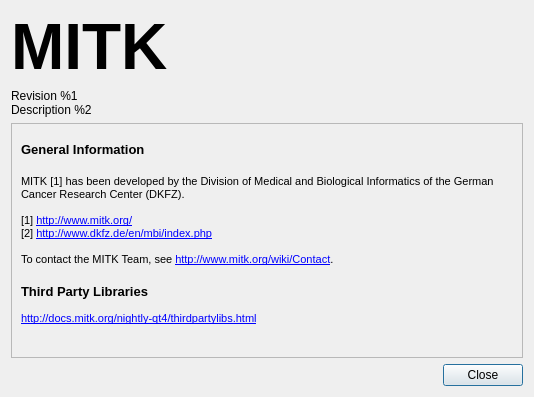
This is Modules/QmitkExt/QmitkAboutDialog/QmitkAboutDialogGUI.ui in MITK/MITK as Qt 5 draws it before an edit. The edited form follows.
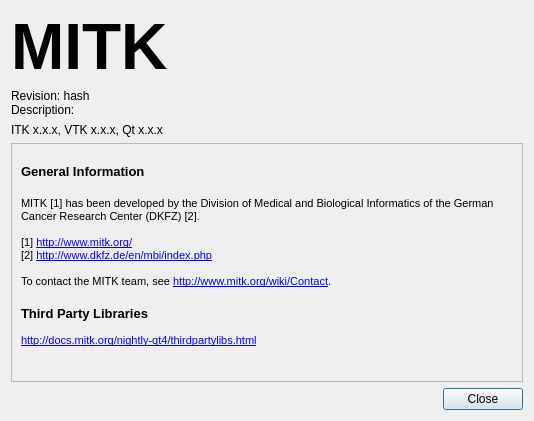
This is the edited form. Icons and pictures are not drawn.

Commit message: ITK, VTK, and Qt versions are shown in about dialog.

```diff
--- a/Modules/QmitkExt/QmitkAboutDialog/QmitkAboutDialogGUI.ui
+++ b/Modules/QmitkExt/QmitkAboutDialog/QmitkAboutDialogGUI.ui
@@ -7,7 +7,7 @@
     <x>0</x>
     <y>0</y>
     <width>534</width>
-    <height>397</height>
+    <height>421</height>
    </rect>
   </property>
   <property name="windowTitle">
@@ -54,14 +54,21 @@
           </sizepolicy>
          </property>
          <property name="text">
-          <string>Revision %1
-Description %2</string>
+          <string>Revision: hash
+Description:</string>
          </property>
          <property name="alignment">
           <set>Qt::AlignLeading|Qt::AlignLeft|Qt::AlignTop</set>
          </property>
         </widget>
        </item>
+       <item>
+        <widget class="QLabel" name="m_ToolkitVersionsLabel">
+         <property name="text">
+          <string>ITK x.x.x, VTK x.x.x, Qt x.x.x</string>
+         </property>
+        </widget>
+       </item>
       </layout>
      </item>
      <item>
@@ -114,9 +121,9 @@
       <property name="geometry">
        <rect>
         <x>0</x>
-        <y>-51</y>
-        <width>496</width>
-        <height>375</height>
+        <y>0</y>
+        <width>514</width>
+        <height>236</height>
        </rect>
       </property>
       <layout class="QGridLayout" name="gridLayout">
@@ -126,20 +133,20 @@
           <string>&lt;!DOCTYPE HTML PUBLIC &quot;-//W3C//DTD HTML 4.0//EN&quot; &quot;http://www.w3.org/TR/REC-html40/strict.dtd&quot;&gt;
 &lt;html&gt;&lt;head&gt;&lt;meta name=&quot;qrichtext&quot; content=&quot;1&quot; /&gt;&lt;style type=&quot;text/css&quot;&gt;
 p, li { white-space: pre-wrap; }
-&lt;/style&gt;&lt;/head&gt;&lt;body style=&quot; font-family:'Ubuntu'; font-size:11pt; font-weight:400; font-style:normal;&quot;&gt;
-&lt;p style=&quot; margin-top:0px; margin-bottom:0px; margin-left:0px; margin-right:0px; -qt-block-indent:0; text-indent:0px;&quot;&gt;&lt;span style=&quot; font-size:10pt; font-weight:600;&quot;&gt;General Information&lt;/span&gt;&lt;/p&gt;
+&lt;/style&gt;&lt;/head&gt;&lt;body style=&quot; font-family:'MS Shell Dlg 2'; font-size:8pt; font-weight:400; font-style:normal;&quot;&gt;
+&lt;p style=&quot; margin-top:0px; margin-bottom:0px; margin-left:0px; margin-right:0px; -qt-block-indent:0; text-indent:0px;&quot;&gt;&lt;span style=&quot; font-family:'Ubuntu'; font-size:10pt; font-weight:600;&quot;&gt;General Information&lt;/span&gt;&lt;/p&gt;
+&lt;p style=&quot;-qt-paragraph-type:empty; margin-top:0px; margin-bottom:0px; margin-left:0px; margin-right:0px; -qt-block-indent:0; text-indent:0px; font-family:'Ubuntu'; font-size:11pt;&quot;&gt;&lt;br /&gt;&lt;/p&gt;
+&lt;p style=&quot; margin-top:0px; margin-bottom:0px; margin-left:0px; margin-right:0px; -qt-block-indent:0; text-indent:0px;&quot;&gt;MITK [1] has been developed by the Division of Medical and Biological Informatics of the German Cancer Research Center (DKFZ) [2].&lt;/p&gt;
 &lt;p style=&quot;-qt-paragraph-type:empty; margin-top:0px; margin-bottom:0px; margin-left:0px; margin-right:0px; -qt-block-indent:0; text-indent:0px;&quot;&gt;&lt;br /&gt;&lt;/p&gt;
-&lt;p style=&quot; margin-top:0px; margin-bottom:0px; margin-left:0px; margin-right:0px; -qt-block-indent:0; text-indent:0px;&quot;&gt;&lt;span style=&quot; font-family:'MS Shell Dlg 2'; font-size:8pt;&quot;&gt;MITK [1] has been developed by the Division of Medical and Biological Informatics of the German Cancer Research Center (DKFZ).&lt;/span&gt;&lt;/p&gt;
-&lt;p style=&quot;-qt-paragraph-type:empty; margin-top:0px; margin-bottom:0px; margin-left:0px; margin-right:0px; -qt-block-indent:0; text-indent:0px; font-family:'MS Shell Dlg 2'; font-size:8pt;&quot;&gt;&lt;br /&gt;&lt;/p&gt;
-&lt;p style=&quot; margin-top:0px; margin-bottom:0px; margin-left:0px; margin-right:0px; -qt-block-indent:0; text-indent:0px;&quot;&gt;&lt;span style=&quot; font-family:'MS Shell Dlg 2'; font-size:8pt;&quot;&gt;[1] &lt;/span&gt;&lt;a href=&quot;http://www.mitk.org/&quot;&gt;&lt;span style=&quot; font-family:'MS Shell Dlg 2'; font-size:8pt; text-decoration: underline; color:#0000ff;&quot;&gt;http://www.mitk.org/&lt;/span&gt;&lt;/a&gt;&lt;/p&gt;
-&lt;p style=&quot; margin-top:0px; margin-bottom:0px; margin-left:0px; margin-right:0px; -qt-block-indent:0; text-indent:0px;&quot;&gt;&lt;span style=&quot; font-family:'MS Shell Dlg 2'; font-size:8pt;&quot;&gt;[2] &lt;/span&gt;&lt;a href=&quot;http://www.dkfz.de/en/mbi/index.php&quot;&gt;&lt;span style=&quot; font-family:'MS Shell Dlg 2'; font-size:8pt; text-decoration: underline; color:#0000ff;&quot;&gt;http://www.dkfz.de/en/mbi/index.php&lt;/span&gt;&lt;/a&gt;&lt;/p&gt;
-&lt;p style=&quot;-qt-paragraph-type:empty; margin-top:0px; margin-bottom:0px; margin-left:0px; margin-right:0px; -qt-block-indent:0; text-indent:0px; font-family:'MS Shell Dlg 2'; font-size:8pt;&quot;&gt;&lt;br /&gt;&lt;/p&gt;
-&lt;p style=&quot; margin-top:0px; margin-bottom:0px; margin-left:0px; margin-right:0px; -qt-block-indent:0; text-indent:0px;&quot;&gt;&lt;span style=&quot; font-family:'MS Shell Dlg 2'; font-size:8pt;&quot;&gt;To contact the MITK Team, see &lt;/span&gt;&lt;a href=&quot;http://www.mitk.org/wiki/Contact&quot;&gt;&lt;span style=&quot; font-family:'MS Shell Dlg 2'; font-size:8pt; text-decoration: underline; color:#0000ff;&quot;&gt;http://www.mitk.org/wiki/Contact&lt;/span&gt;&lt;/a&gt;&lt;span style=&quot; font-family:'MS Shell Dlg 2'; font-size:8pt;&quot;&gt;.&lt;/span&gt;&lt;/p&gt;
+&lt;p style=&quot; margin-top:0px; margin-bottom:0px; margin-left:0px; margin-right:0px; -qt-block-indent:0; text-indent:0px;&quot;&gt;[1] &lt;a href=&quot;http://www.mitk.org/&quot;&gt;&lt;span style=&quot; text-decoration: underline; color:#0000ff;&quot;&gt;http://www.mitk.org/&lt;/span&gt;&lt;/a&gt;&lt;/p&gt;
+&lt;p style=&quot; margin-top:0px; margin-bottom:0px; margin-left:0px; margin-right:0px; -qt-block-indent:0; text-indent:0px;&quot;&gt;[2] &lt;a href=&quot;http://www.dkfz.de/en/mbi/index.php&quot;&gt;&lt;span style=&quot; text-decoration: underline; color:#0000ff;&quot;&gt;http://www.dkfz.de/en/mbi/index.php&lt;/span&gt;&lt;/a&gt;&lt;/p&gt;
 &lt;p style=&quot;-qt-paragraph-type:empty; margin-top:0px; margin-bottom:0px; margin-left:0px; margin-right:0px; -qt-block-indent:0; text-indent:0px;&quot;&gt;&lt;br /&gt;&lt;/p&gt;
-&lt;p style=&quot; margin-top:0px; margin-bottom:0px; margin-left:0px; margin-right:0px; -qt-block-indent:0; text-indent:0px;&quot;&gt;&lt;span style=&quot; font-family:'MS Shell Dlg 2'; font-size:10pt; font-weight:600;&quot;&gt;Third Party Libraries&lt;/span&gt;&lt;/p&gt;
-&lt;p style=&quot;-qt-paragraph-type:empty; margin-top:0px; margin-bottom:0px; margin-left:0px; margin-right:0px; -qt-block-indent:0; text-indent:0px; font-family:'MS Shell Dlg 2'; font-size:8pt;&quot;&gt;&lt;br /&gt;&lt;/p&gt;
-&lt;p style=&quot; margin-top:0px; margin-bottom:0px; margin-left:0px; margin-right:0px; -qt-block-indent:0; text-indent:0px;&quot;&gt;&lt;a href=&quot;http://docs.mitk.org/nightly-qt4/thirdpartylibs.html&quot;&gt;&lt;span style=&quot; font-family:'MS Shell Dlg 2'; font-size:8pt; text-decoration: underline; color:#0000ff;&quot;&gt;http://docs.mitk.org/nightly-qt4/thirdpartylibs.html&lt;/span&gt;&lt;/a&gt;&lt;/p&gt;
-&lt;p style=&quot;-qt-paragraph-type:empty; margin-top:0px; margin-bottom:0px; margin-left:0px; margin-right:0px; -qt-block-indent:0; text-indent:0px; font-family:'MS Shell Dlg 2'; font-size:8pt; text-decoration: underline; color:#0000ff;&quot;&gt;&lt;br /&gt;&lt;/p&gt;&lt;/body&gt;&lt;/html&gt;</string>
+&lt;p style=&quot; margin-top:0px; margin-bottom:0px; margin-left:0px; margin-right:0px; -qt-block-indent:0; text-indent:0px;&quot;&gt;To contact the MITK team, see &lt;a href=&quot;http://www.mitk.org/wiki/Contact&quot;&gt;&lt;span style=&quot; text-decoration: underline; color:#0000ff;&quot;&gt;http://www.mitk.org/wiki/Contact&lt;/span&gt;&lt;/a&gt;.&lt;/p&gt;
+&lt;p style=&quot;-qt-paragraph-type:empty; margin-top:0px; margin-bottom:0px; margin-left:0px; margin-right:0px; -qt-block-indent:0; text-indent:0px; font-family:'Ubuntu'; font-size:11pt;&quot;&gt;&lt;br /&gt;&lt;/p&gt;
+&lt;p style=&quot; margin-top:0px; margin-bottom:0px; margin-left:0px; margin-right:0px; -qt-block-indent:0; text-indent:0px;&quot;&gt;&lt;span style=&quot; font-size:10pt; font-weight:600;&quot;&gt;Third Party Libraries&lt;/span&gt;&lt;/p&gt;
+&lt;p style=&quot;-qt-paragraph-type:empty; margin-top:0px; margin-bottom:0px; margin-left:0px; margin-right:0px; -qt-block-indent:0; text-indent:0px;&quot;&gt;&lt;br /&gt;&lt;/p&gt;
+&lt;p style=&quot; margin-top:0px; margin-bottom:0px; margin-left:0px; margin-right:0px; -qt-block-indent:0; text-indent:0px;&quot;&gt;&lt;a href=&quot;http://docs.mitk.org/nightly-qt4/thirdpartylibs.html&quot;&gt;&lt;span style=&quot; text-decoration: underline; color:#0000ff;&quot;&gt;http://docs.mitk.org/nightly-qt4/thirdpartylibs.html&lt;/span&gt;&lt;/a&gt;&lt;/p&gt;
+&lt;p style=&quot;-qt-paragraph-type:empty; margin-top:0px; margin-bottom:0px; margin-left:0px; margin-right:0px; -qt-block-indent:0; text-indent:0px; text-decoration: underline; color:#0000ff;&quot;&gt;&lt;br /&gt;&lt;/p&gt;&lt;/body&gt;&lt;/html&gt;</string>
          </property>
          <property name="wordWrap">
           <bool>true</bool>
```
The commit also changes 1 other file.
